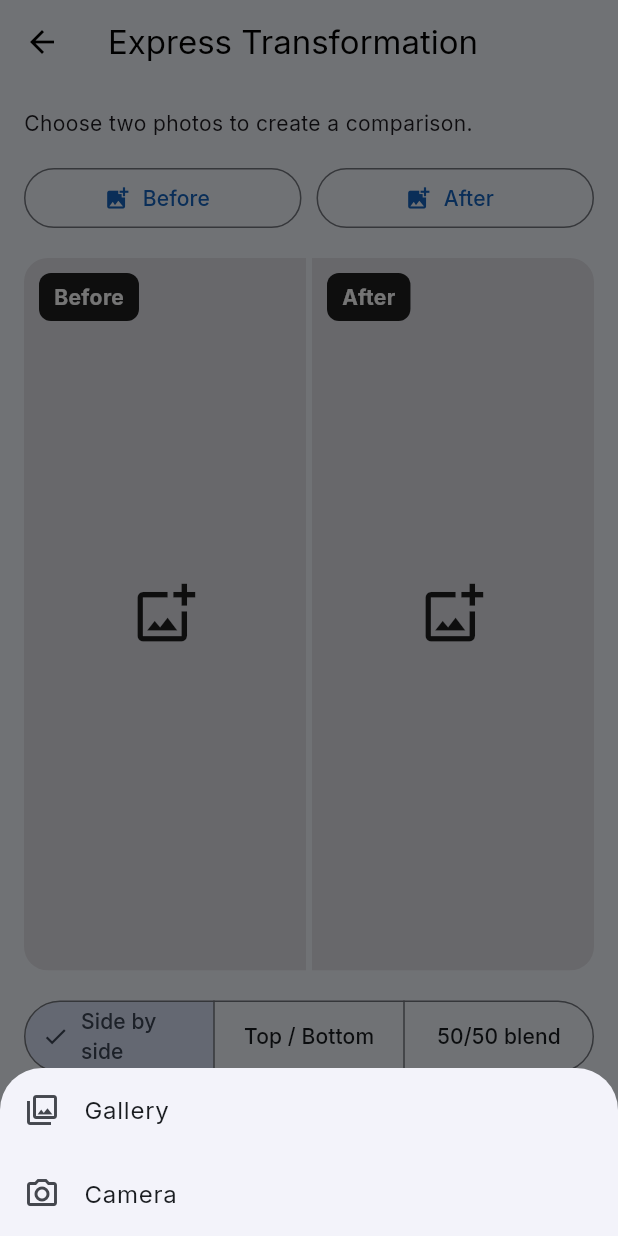
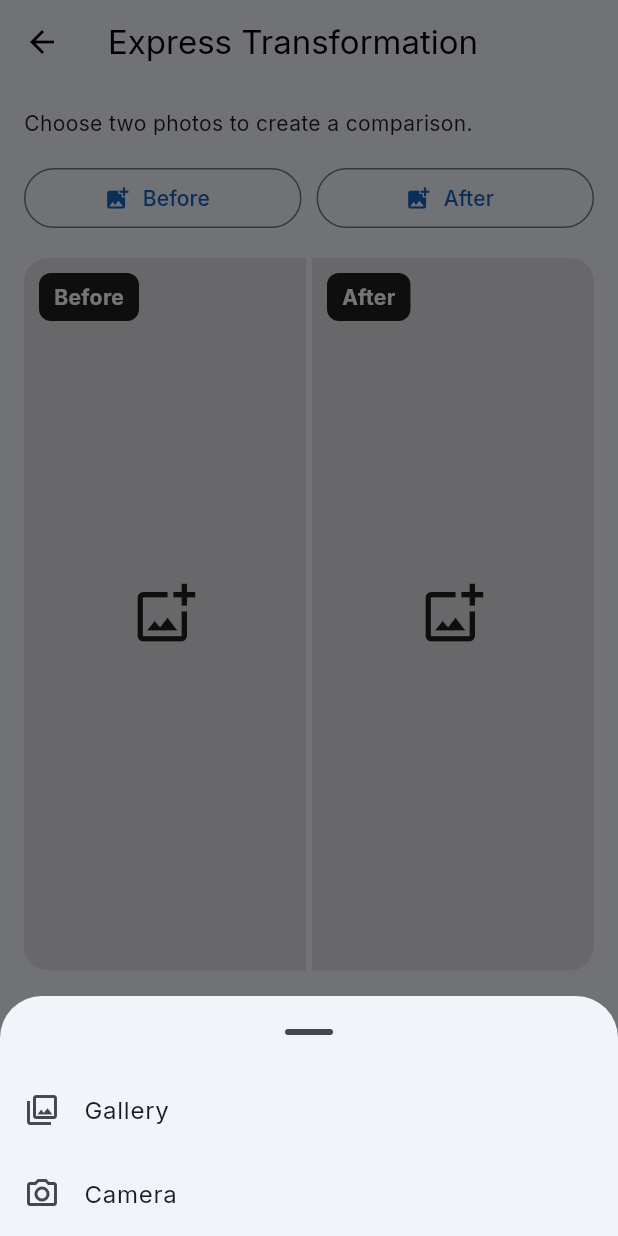
Before and after one commit to jaymonni/Avant-Apres, a Flutter app: the ExpressScreen screen opened directly, after a tap on "Before", on a phone screen of 412 x 824 dp. Run offline on Flutter 3.47's test engine with Material 3 defaults, Android fonts, the light colour scheme and no system bars; our stand-ins replace google_fonts, google_mobile_ads, image_picker, in_app_review, share_plus, shared_preferences; missing offline and left inert: crop_your_image; accounts and stored records are empty.

Commit message:
Raise photo picker sheet and round its corners

```diff
--- a/lib/screens/express_screen.dart
+++ b/lib/screens/express_screen.dart
@@ -73,6 +73,9 @@ class _ExpressScreenState extends State<ExpressScreen> {
   Future<void> _choose(bool before) async {
     await showModalBottomSheet<void>(
       context: context,
+      showDragHandle: true,
+      useSafeArea: true,
+      shape: const RoundedRectangleBorder(borderRadius: BorderRadius.vertical(top: Radius.circular(28))),
       builder: (sheetContext) => SafeArea(
         child: Column(mainAxisSize: MainAxisSize.min, children: [
           ListTile(
```
